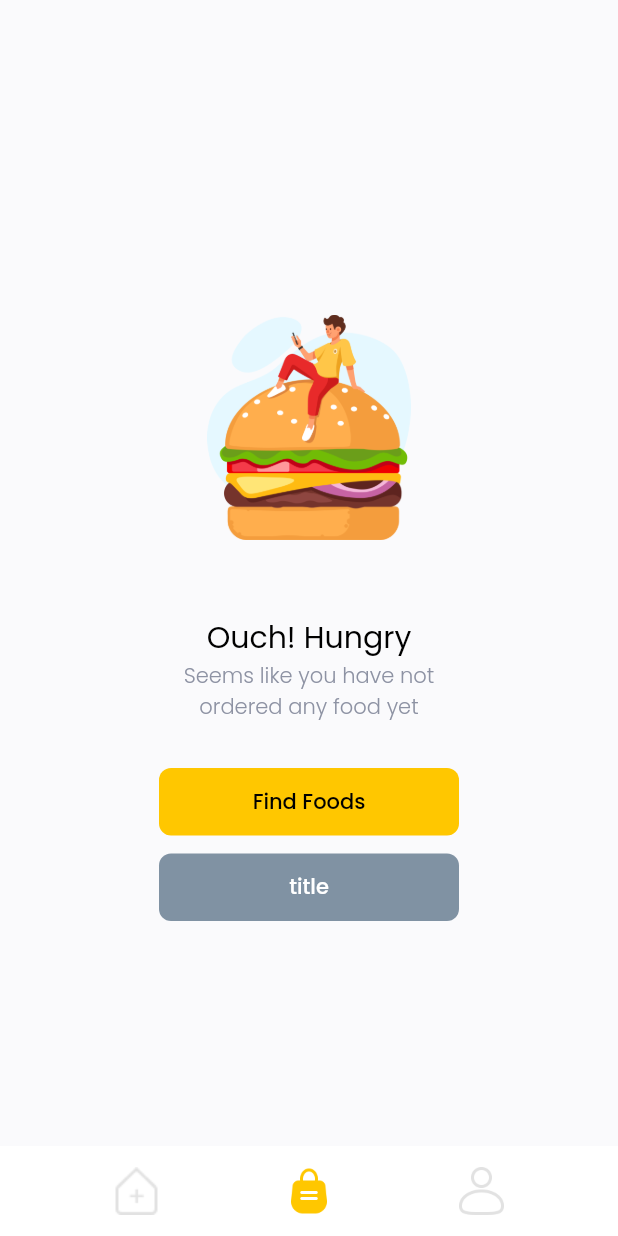
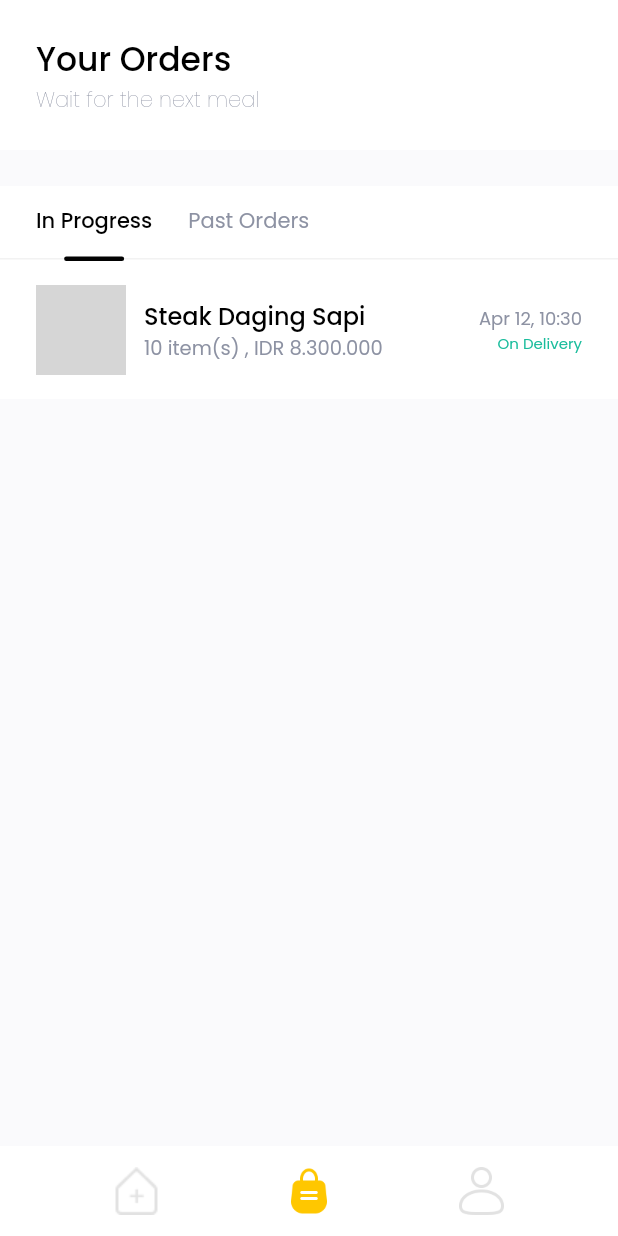
Before and after one commit to piusaditya/FoodMarket, a Flutter app: the MainPage screen opened directly, swiped to page 2, on a phone screen of 412 x 824 dp. Run offline on Flutter 3.47's test engine with Material 2 defaults, Android fonts, the phone set to English and light mode, and no system bars; our stand-ins replace equatable, flutter_spinkit, get, google_fonts, material_design_icons_flutter, supercharged; network calls fail; grey boxes are pictures that could not be loaded.

Commit message:
order history page ui done

```diff
--- a/lib/main.dart
+++ b/lib/main.dart
@@ -13,7 +13,7 @@ class MyApp extends StatelessWidget {
     return GetMaterialApp(
       debugShowCheckedModeBanner: false,
       // Set the start page of the app
-      home: SuccessSignUpPage(),
+      home: MainPage(),
     );
   }
 }
--- a/lib/models/transaction.dart
+++ b/lib/models/transaction.dart
@@ -43,7 +43,7 @@ class Transaction extends Equatable {
   List<Object> get props => [id, food, quantity, total, dateTime, status, user];
 }
 
-List<Transaction> mockTransaction = [
+List<Transaction> mockTransactions = [
   Transaction(
       id: 1,
       food: mockFoods[1],
--- a/lib/ui/pages/main_page.dart
+++ b/lib/ui/pages/main_page.dart
@@ -36,14 +36,7 @@ class _MainPageState extends State<MainPage> {
                   child: FoodPage(),
                 ),
                 Center(
-                  child: IllustrationPage(
-                    title: 'Ouch! Hungry',
-                    subtitle: 'Seems like you have not\nordered any food yet',
-                    picturePath: 'assets/love_burger.png',
-                    buttonTap1: () {},
-                    buttonTitle1: 'Find Foods',
-                    buttonTap2: (){}
-                  ),
+                  child: OrderHistoryPage()
                 ),
                 Center(
                   child: Text("Profile"),
--- /dev/null
+++ b/lib/ui/pages/order_history_page.dart
@@ -0,0 +1,92 @@
+part of 'pages.dart';
+
+class OrderHistoryPage extends StatefulWidget {
+  @override
+  _OrderHistoryPageState createState() => _OrderHistoryPageState();
+}
+
+class _OrderHistoryPageState extends State<OrderHistoryPage> {
+  int selectedIndex = 0;
+  List<Transaction> inProgress = mockTransactions
+      .where((element) =>
+          element.status == TransactionStatus.on_delivery ||
+          element.status == TransactionStatus.pending)
+      .toList();
+  List<Transaction> past = mockTransactions
+      .where((element) =>
+          element.status == TransactionStatus.delivered ||
+          element.status == TransactionStatus.cancelled)
+      .toList();
+  @override
+  Widget build(BuildContext context) {
+    if (inProgress.length == 0 && past.length == 0) {
+      return IllustrationPage(
+        title: 'Ouch! Hungry',
+        subtitle: 'Seems like you have not\nordered any food yet',
+        picturePath: 'assets/love_burger.png',
+        buttonTap1: () {},
+        buttonTitle1: 'Find Foods',
+      );
+    } else {
+      double listItemWidth =
+          MediaQuery.of(context).size.width - 2 * defaultMargin;
+      return ListView(
+        children: [
+          Column(
+            children: [
+              // HEADER
+              Container(
+                height: 100,
+                width: double.infinity,
+                margin: EdgeInsets.only(bottom: defaultMargin),
+                padding: EdgeInsets.symmetric(horizontal: defaultMargin),
+                color: Colors.white,
+                child: Column(
+                  crossAxisAlignment: CrossAxisAlignment.start,
+                  mainAxisAlignment: MainAxisAlignment.center,
+                  children: [
+                    Text('Your Orders', style: blackFontStyle1),
+                    Text('Wait for the next meal',
+                        style: greyFontStyle.copyWith(
+                            fontWeight: FontWeight.w100)),
+                  ],
+                ),
+              ),
+              // BODY
+              Container(
+                width: double.infinity,
+                color: Colors.white,
+                child: Column(children: [
+                  CustomTabBar(
+                    titles: ['In Progress', 'Past Orders'],
+                    selectedIndex: selectedIndex,
+                    onTap: (index) {
+                      setState(() {
+                        selectedIndex = index;
+                      });
+                    },
+                  ),
+                  SizedBox(
+                    height: 16,
+                  ),
+                  Column(
+                    children: (selectedIndex == 0 ? inProgress : past)
+                        .map((e) => Padding(
+                              padding: const EdgeInsets.only(
+                                  right: defaultMargin,
+                                  left: defaultMargin,
+                                  bottom: 16),
+                              child: OrderListItem(
+                                  transaction: e, itemWidth: listItemWidth),
+                            ))
+                        .toList(),
+                  )
+                ]),
+              )
+            ],
+          ),
+        ],
+      );
+    }
+  }
+}
--- a/lib/ui/pages/pages.dart
+++ b/lib/ui/pages/pages.dart
@@ -22,3 +22,4 @@ part 'payment_page.dart';
 part 'illustration_page.dart';
 part 'success_order_page.dart';
 part 'success_sign_up_page.dart';
+part 'order_history_page.dart';
--- /dev/null
+++ b/lib/ui/widgets/order_list_item.dart
@@ -0,0 +1,110 @@
+part of 'widgets.dart';
+
+class OrderListItem extends StatelessWidget {
+  final Transaction transaction;
+  final double itemWidth;
+
+  OrderListItem({@required this.transaction, @required this.itemWidth});
+
+  @override
+  Widget build(BuildContext context) {
+    return Row(
+      children: [
+        Container(
+            width: 60,
+            height: 60,
+            margin: EdgeInsets.only(right: 12),
+            decoration: BoxDecoration(
+                borderRadius: BorderRadius.circular(8),
+                image: DecorationImage(
+                    image: NetworkImage(transaction.food.picturePath),
+                    fit: BoxFit.cover))),
+        SizedBox(
+          width: itemWidth - 182, // (60 width - 12 jarak - 110 rating stars,
+          child: Column(
+            crossAxisAlignment:
+                CrossAxisAlignment.start, // alignment nama makanan dan harga
+            children: [
+              Text(transaction.food.name,
+                  style: blackFontStyle2,
+                  maxLines: 1,
+                  overflow: TextOverflow.clip),
+              Text(
+                '${transaction.quantity} item(s) , ' +
+                    NumberFormat.currency(
+                            symbol: 'IDR ', decimalDigits: 0, locale: 'id-ID')
+                        .format(transaction.total), // Harga item format idr
+                style: greyFontStyle.copyWith(fontSize: 13),
+              )
+            ],
+          ),
+        ),
+        SizedBox(
+          width: 110, //pakai panjang rating star
+          child: Column(
+            crossAxisAlignment: CrossAxisAlignment.end,
+            children: [
+              Text(convertDateTime(transaction.dateTime), style: greyFontStyle.copyWith(fontSize: 12),),
+              (transaction.status == TransactionStatus.cancelled)
+                  ? Text('Cancelled',
+                      style: GoogleFonts.poppins(
+                          color: 'D9435E'.toColor(), fontSize: 10))
+                  : (transaction.status == TransactionStatus.pending)
+                      ? Text('Pending',
+                          style: GoogleFonts.poppins(
+                              color: 'D9435E'.toColor(), fontSize: 10))
+                      : (transaction.status == TransactionStatus.on_delivery)
+                          ? Text('On Delivery',
+                              style: GoogleFonts.poppins(
+                                  color: '1ABC9C'.toColor(), fontSize: 10))
+                          : SizedBox()
+            ],
+          ),
+        )
+      ],
+    );
+  }
+
+  String convertDateTime(DateTime dateTime) {
+    String month;
+
+    switch (dateTime.month) {
+      case 1:
+        month = 'Jan';
+        break;
+      case 2:
+        month = 'Feb';
+        break;
+      case 3:
+        month = 'Mar';
+        break;
+      case 4:
+        month = 'Apr';
+        break;
+      case 5:
+        month = 'May';
+        break;
+      case 6:
+        month = 'Jun';
+        break;
+      case 7:
+        month = 'Jul';
+        break;
+      case 8:
+        month = 'Aug';
+        break;
+      case 9:
+        month = 'Sep';
+        break;
+      case 10:
+        month = 'Oct';
+        break;
+      case 11:
+        month = 'Nov';
+        break;
+      default:
+        month = 'Dec';
+    }
+    return month + ' ${dateTime.day}, ${dateTime.hour}:${dateTime.minute}';
+  }
+}
--- a/lib/ui/widgets/widgets.dart
+++ b/lib/ui/widgets/widgets.dart
@@ -1,6 +1,7 @@
 import 'package:flutter/material.dart';
 import 'package:food_market/models/models.dart';
 import 'package:food_market/shared/shared.dart';
+import 'package:google_fonts/google_fonts.dart';
 import 'package:intl/intl.dart';
 import 'package:material_design_icons_flutter/material_design_icons_flutter.dart';
 import 'package:supercharged/supercharged.dart';
@@ -10,3 +11,4 @@ part 'food_card.dart';
 part 'rating_stars.dart';
 part 'custom_tabbar.dart';
 part 'food_list_item.dart';
+part 'order_list_item.dart';
```
Also changed, not shown: pubspec.lock.
